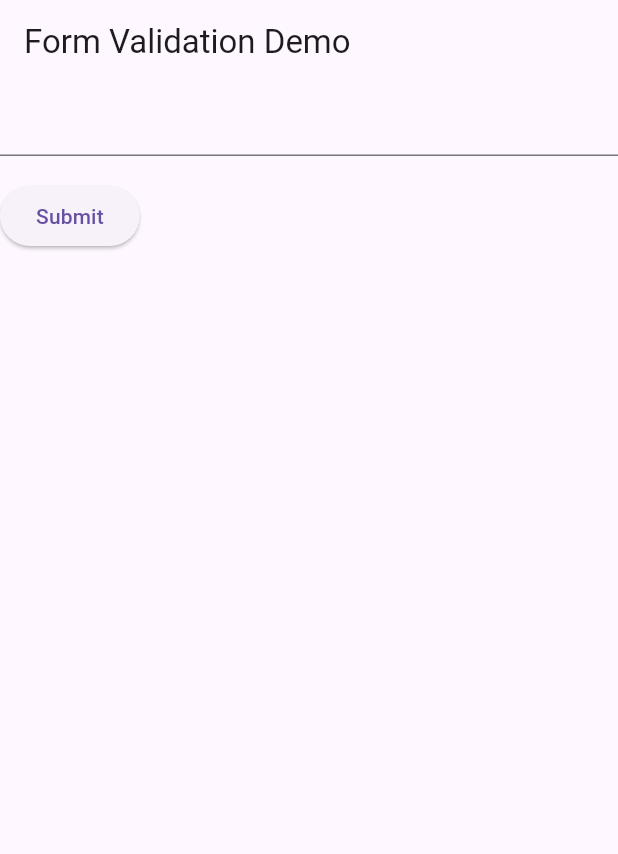
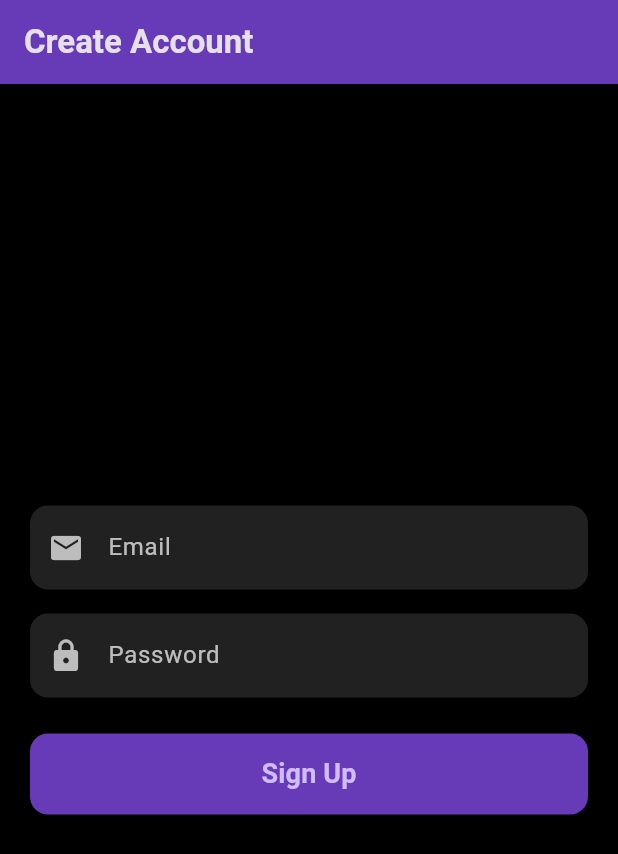
Before and after one commit to SahilJawed/Form, a Flutter app: the screen it shows after launch, on a phone screen of 412 x 824 dp. Shown: the top 854 px of the screen. Run offline on Flutter 3.47's test engine with Material 3 defaults, Android fonts, the phone set to English and light mode, and no system bars; drawn by our look-alikes of flutter_form_builder.

Commit message:
Signup Form Page

```diff
--- a/lib/main.dart
+++ b/lib/main.dart
@@ -1,78 +1,157 @@
 import 'package:flutter/material.dart';
+import 'package:flutter_form_builder/flutter_form_builder.dart';
 
 void main() => runApp(const MyApp());
 
 class MyApp extends StatelessWidget {
   const MyApp({super.key});
+
   @override
   Widget build(BuildContext context) {
-    const appTitle = 'Form Validation Demo';
     return MaterialApp(
-      title: appTitle,
-      home: Scaffold(
-        appBar: AppBar(title: const Text(appTitle)),
-        body: const MyCustomForm(),
+      title: 'Modern Signup',
+      theme: ThemeData(
+        brightness: Brightness.dark,
+        primarySwatch: Colors.deepPurple,
+        inputDecorationTheme: InputDecorationTheme(
+          filled: true,
+          fillColor: Colors.grey[900],
+          border: OutlineInputBorder(
+            borderRadius: BorderRadius.circular(12),
+            borderSide: BorderSide.none,
+          ),
+          labelStyle: const TextStyle(color: Colors.white70),
+        ),
+      ),
+      home: const SignupPage(),
+    );
+  }
+}
+
+class SignupPage extends StatefulWidget {
+  const SignupPage({super.key});
+
+  @override
+  State<SignupPage> createState() => _SignupPageState();
+}
+
+class _SignupPageState extends State<SignupPage> {
+  final _formKey = GlobalKey<FormBuilderState>();
+
+  void _submitForm() {
+    if (_formKey.currentState?.saveAndValidate() ?? false) {
+      Navigator.push(
+        context,
+        MaterialPageRoute(builder: (context) => const ConfirmationPage()),
+      );
+    }
+  }
+
+  @override
+  Widget build(BuildContext context) {
+    return Scaffold(
+      backgroundColor: Colors.black,
+      appBar: AppBar(
+        title: const Text(
+          'Create Account',
+          style: TextStyle(fontWeight: FontWeight.bold),
+        ),
+        backgroundColor: Colors.deepPurple,
+      ),
+      body: Padding(
+        padding: const EdgeInsets.all(20.0),
+        child: Column(
+          mainAxisAlignment: MainAxisAlignment.center,
+          children: [
+            FormBuilder(
+              key: _formKey,
+              child: Column(
+                children: [
+                  FormBuilderTextField(
+                    name: 'email',
+                    decoration: const InputDecoration(
+                      labelText: 'Email',
+                      prefixIcon: Icon(Icons.email, color: Colors.white70),
+                    ),
+                    style: const TextStyle(color: Colors.white),
+                    validator: (value) {
+                      if (value == null || value.isEmpty) {
+                        return 'Email is required';
+                      } else if (!RegExp(
+                        r'^[^@]+@[^@]+\.[^@]+',
+                      ).hasMatch(value)) {
+                        return 'Enter a valid email';
+                      }
+                      return null;
+                    },
+                  ),
+                  const SizedBox(height: 16),
+                  FormBuilderTextField(
+                    name: 'password',
+                    obscureText: true,
+                    decoration: const InputDecoration(
+                      labelText: 'Password',
+                      prefixIcon: Icon(Icons.lock, color: Colors.white70),
+                    ),
+                    style: const TextStyle(color: Colors.white),
+                    validator: (value) {
+                      if (value == null || value.length < 6) {
+                        return 'Password must be at least 6 characters';
+                      }
+                      return null;
+                    },
+                  ),
+                  const SizedBox(height: 24),
+                  SizedBox(
+                    width: double.infinity,
+                    child: ElevatedButton(
+                      onPressed: _submitForm,
+                      style: ElevatedButton.styleFrom(
+                        padding: const EdgeInsets.symmetric(vertical: 14),
+                        shape: RoundedRectangleBorder(
+                          borderRadius: BorderRadius.circular(12),
+                        ),
+                        backgroundColor: Colors.deepPurple,
+                      ),
+                      child: const Text(
+                        'Sign Up',
+                        style: TextStyle(
+                          fontSize: 18,
+                          fontWeight: FontWeight.bold,
+                        ),
+                      ),
+                    ),
+                  ),
+                ],
+              ),
+            ),
+          ],
+        ),
       ),
     );
   }
 }
 
-// Create a Form widget.
-class MyCustomForm extends StatefulWidget {
-  const MyCustomForm({super.key});
-  @override
-  MyCustomFormState createState() {
-    return MyCustomFormState();
-  }
-}
+class ConfirmationPage extends StatelessWidget {
+  const ConfirmationPage({super.key});
 
-// Create a corresponding State class.
-// This class holds data related to the form.
-class MyCustomFormState extends State<MyCustomForm> {
-  // Create a global key that uniquely identifies the Form widget
-  // and allows validation of the form.
-  //
-  // Note: This is a GlobalKey<FormState>,
-  // not a GlobalKey<MyCustomFormState>.
-  final _formKey = GlobalKey<FormState>();
   @override
   Widget build(BuildContext context) {
-    // Build a Form widget using the _formKey created above.
-    return Form(
-      key: _formKey,
-      child: Column(
-        crossAxisAlignment: CrossAxisAlignment.start,
-        children: [
-          TextFormField(
-            // The validator receives the text that the user has
-            //entered.
-            validator: (value) {
-              if (value == null || value.isEmpty) {
-                return 'Please enter some text';
-              }
-              return null;
-            },
+    return Scaffold(
+      backgroundColor: Colors.black,
+      appBar: AppBar(
+        title: const Text('Success'),
+        backgroundColor: Colors.deepPurple,
+      ),
+      body: const Center(
+        child: Text(
+          'Signup Successful!',
+          style: TextStyle(
+            fontSize: 24,
+            fontWeight: FontWeight.bold,
+            color: Colors.white,
           ),
-          Padding(
-            padding: const EdgeInsets.symmetric(vertical: 16),
-            child: ElevatedButton(
-              onPressed: () {
-                // Validate returns true if the form is valid, or false
-                //otherwise.
-                if (_formKey.currentState!.validate()) {
-                  // If the form is valid, display a snackbar. In the
-                  //real world,
-                  // you'd often call a server or save the information
-                  //in a database.
-                  ScaffoldMessenger.of(context).showSnackBar(
-                    const SnackBar(content: Text('Processing Data')),
-                  );
-                }
-              },
-              child: const Text('Submit'),
-            ),
-          ),
-        ],
+        ),
       ),
     );
   }
```
